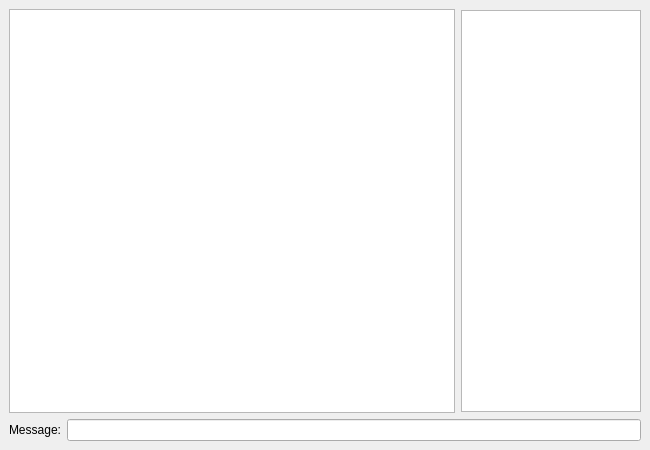
First picture: the form in Freechat/freechat.ui, repository bogdyname/Freechat-Windows, before the edit.
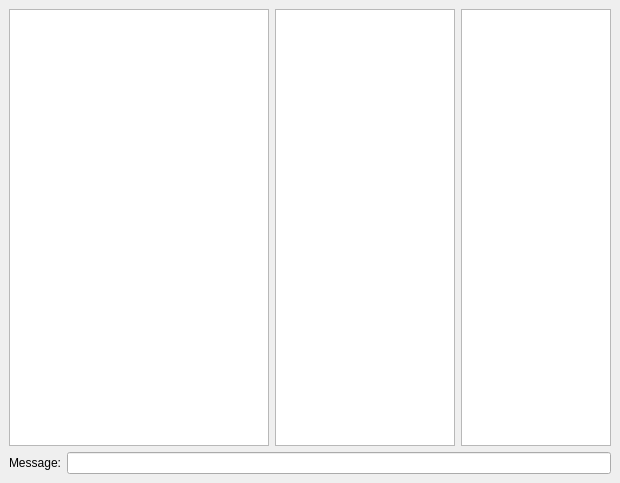
Second picture: the form after the edit. Icons and pictures are not drawn.

The edit to the form file:
```diff
--- a/Freechat/freechat.ui
+++ b/Freechat/freechat.ui
@@ -6,8 +6,8 @@
    <rect>
     <x>0</x>
     <y>0</y>
-    <width>650</width>
-    <height>450</height>
+    <width>620</width>
+    <height>483</height>
    </rect>
   </property>
   <property name="windowTitle">
@@ -17,14 +17,6 @@
    <iconset>
     <normaloff>../freechat.jpg</normaloff>../freechat.jpg</iconset>
   </property>
-  <property name="toolTipDuration">
-   <number>-12</number>
-  </property>
-  <property name="styleSheet">
-   <string notr="true">font: 9pt &quot;Letter Gothic Std&quot;;
-border-color: rgb(0, 0, 0);
-selection-background-color: rgb(158, 158, 158);</string>
-  </property>
   <layout class="QVBoxLayout">
    <property name="spacing">
     <number>6</number>
@@ -73,7 +65,7 @@
        <property name="maximumSize">
         <size>
          <width>180</width>
-         <height>402</height>
+         <height>16777215</height>
         </size>
        </property>
        <property name="focusPolicy">
@@ -84,6 +76,16 @@
        </property>
       </widget>
      </item>
+     <item>
+      <widget class="QTextEdit" name="listViewWithNetworkData">
+       <property name="maximumSize">
+        <size>
+         <width>150</width>
+         <height>16777215</height>
+        </size>
+       </property>
+      </widget>
+     </item>
     </layout>
    </item>
    <item>
```
